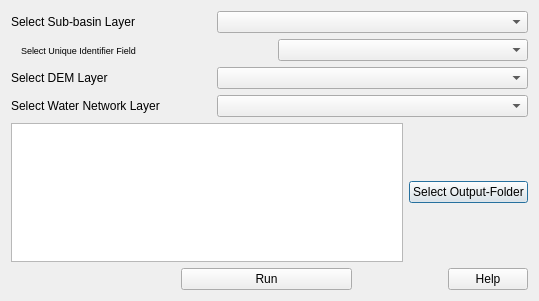
Before: the Qt Designer form QTalsim/qtalsim_subbasin.ui in sydroconsult/QTalsim, drawn with Qt 5.
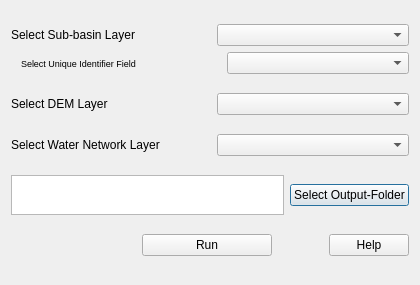
After: the same form once the commit is applied.

Patch:
```diff
--- a/QTalsim/qtalsim_subbasin.ui
+++ b/QTalsim/qtalsim_subbasin.ui
@@ -6,8 +6,8 @@
    <rect>
     <x>0</x>
     <y>0</y>
-    <width>539</width>
-    <height>301</height>
+    <width>420</width>
+    <height>285</height>
    </rect>
   </property>
   <property name="windowTitle">
@@ -182,7 +182,7 @@
      <item>
       <widget class="QTextEdit" name="outputPath">
        <property name="sizePolicy">
-        <sizepolicy hsizetype="MinimumExpanding" vsizetype="MinimumExpanding">
+        <sizepolicy hsizetype="MinimumExpanding" vsizetype="Minimum">
          <horstretch>0</horstretch>
          <verstretch>0</verstretch>
         </sizepolicy>
```
